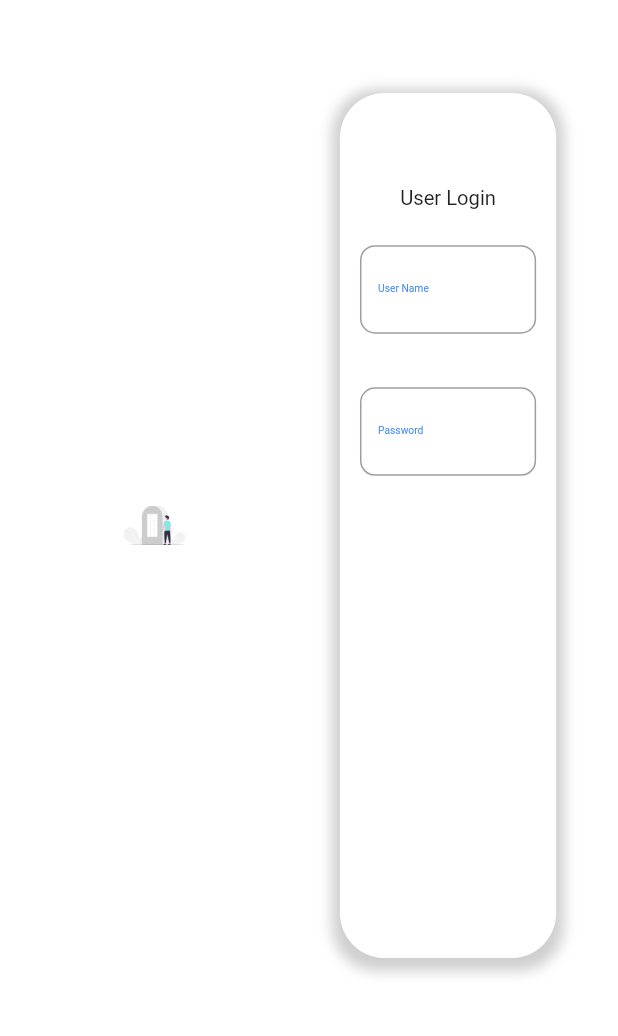
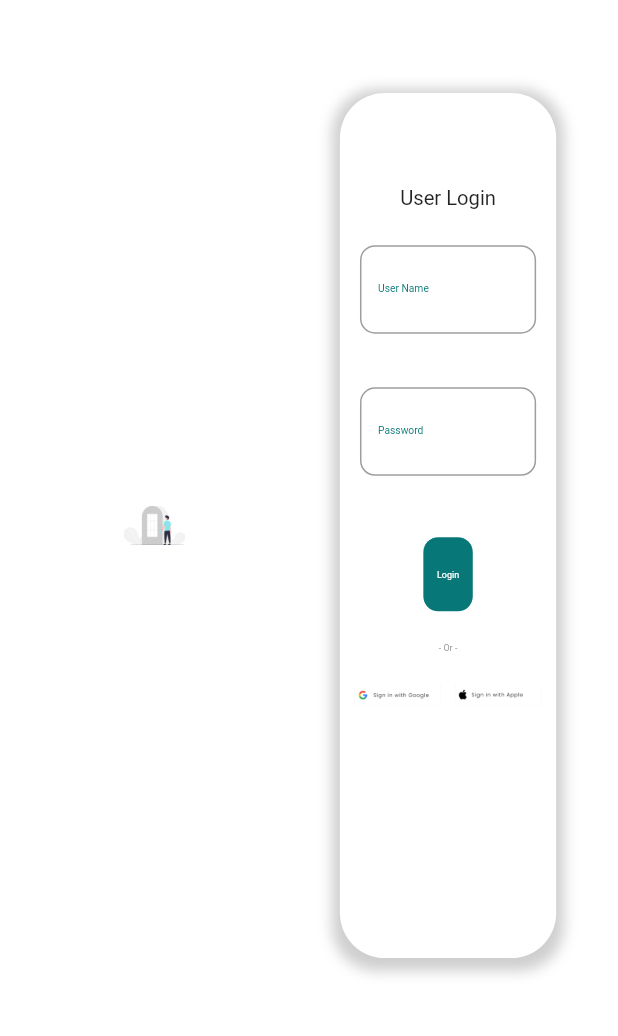
Before and after one commit to CBS-Developments/CBS-Task-System, a Flutter app: the screen it shows after launch, on a phone screen of 412 x 824 dp, the part 124-1160 px from its top. Run offline on Flutter 3.47's test engine with Material 2 defaults, Android fonts, the phone set to English and light mode, and no system bars; missing offline and left inert: dart:js.

Commit message:
Login Page Done

```diff
--- a/task_system/lib/components/login_textfeild.dart
+++ b/task_system/lib/components/login_textfeild.dart
@@ -2,6 +2,7 @@
 
 import 'package:flutter/material.dart';
 
+import '../colors/appColors.dart';
 import '../sizes/loginPage_Sizes.dart';
 
 class LoginTextField extends StatelessWidget {
@@ -27,10 +28,10 @@ class LoginTextField extends StatelessWidget {
               borderRadius: BorderRadius.circular(10.0),
             ),
             focusedBorder: OutlineInputBorder(
-              borderSide: BorderSide(color: Colors.blueAccent),
+              borderSide: BorderSide(color: AppColor.teal),
             ),
             labelText: labelText,
-            labelStyle: TextStyle(color: Colors.blueAccent,fontSize: getFontL(context))
+            labelStyle: TextStyle(color: AppColor.teal,fontSize: getFontL(context))
         ),
       ),
     );
--- a/task_system/lib/components/my_button.dart
+++ b/task_system/lib/components/my_button.dart
@@ -25,17 +25,12 @@ class MyButton extends StatelessWidget {
         decoration: BoxDecoration(
           color: AppColor.teal,
           borderRadius: BorderRadius.circular(10),
-          border: Border.all(
-            color: Colors.white,
-            width: 1.0,
-          ),
         ),
         child: Center(
           child: Text(
             childText,
             style: TextStyle(
               color: Colors.white,
-              fontWeight: FontWeight.bold,
               fontSize: buttonFont(context),
             ),
           ),
--- a/task_system/lib/pages/login_page.dart
+++ b/task_system/lib/pages/login_page.dart
@@ -1,5 +1,6 @@
 import 'package:flutter/material.dart';
 import 'package:task_system/components/loginBox.dart';
+import 'package:task_system/components/my_button.dart';
 import 'package:task_system/sizes/loginPage_Sizes.dart';
 
 import '../components/login_textfeild.dart';
@@ -51,14 +52,41 @@ class LoginPage extends StatelessWidget {
                       SizedBox(
                         height: sizeBoxLHeight(context),
                       ),
-
-                      LoginTextField(labelText: 'User Name',),
-
+                      LoginTextField(
+                        labelText: 'User Name',
+                      ),
                       SizedBox(
                         height: sizeBoxMHeight(context),
                       ),
+                      LoginTextField(
+                        labelText: 'Password',
+                      ),
+                      SizedBox(
+                        height: sizeBoxLHeight(context),
+                      ),
+                      MyButton(onTap: () {}, childText: 'Login'),
+                      SizedBox(
+                        height: sizeBoxLHeight(context),
+                      ),
+                      Text(
+                        '- Or -',
+                        style: TextStyle(
+                            color: Colors.grey, fontSize: buttonFont(context)),
+                      ),
+                      SizedBox(
+                        height: sizeBoxLHeight(context),
+                      ),
 
-                      LoginTextField(labelText: 'Password',)
+                      Row(
+                        mainAxisAlignment: MainAxisAlignment.spaceEvenly,
+                        children: [
+                          Image.asset('images/google.png',
+                            width: tileWidth(context),),
+
+                          Image.asset('images/apple.png',
+                            width: tileWidth(context),),
+                        ],
+                      )
                     ],
                   ),
                 )
--- a/task_system/lib/sizes/loginPage_Sizes.dart
+++ b/task_system/lib/sizes/loginPage_Sizes.dart
@@ -71,7 +71,7 @@ double getFontL(BuildContext context) {
 }
 
 double buttonHeight(BuildContext context) {
-  return (getPageHeight(context) * 0.05) ;
+  return (getPageHeight(context) * 0.06) ;
 }
 
 double buttonWidth(BuildContext context) {
@@ -79,5 +79,17 @@ double buttonWidth(BuildContext context) {
 }
 
 double buttonFont(BuildContext context) {
-  return (getPageWidth(context) * 0.0038) * (getPageHeight(context) * 0.0038);
+  return (getPageWidth(context) * 0.0042) * (getPageHeight(context) * 0.0042);
 }
+
+double tileHeight(BuildContext context) {
+  return (getPageHeight(context) * 0.08) ;
+}
+
+double tileWidth(BuildContext context) {
+  return (getPageWidth(context) * 0.14) ;
+}
+
+double tileWidth2(BuildContext context) {
+  return (getPageWidth(context) * 0.1) ;
+}
```
Also changed, not shown: task_system/images/apple.png (added), task_system/images/google.png (added).
